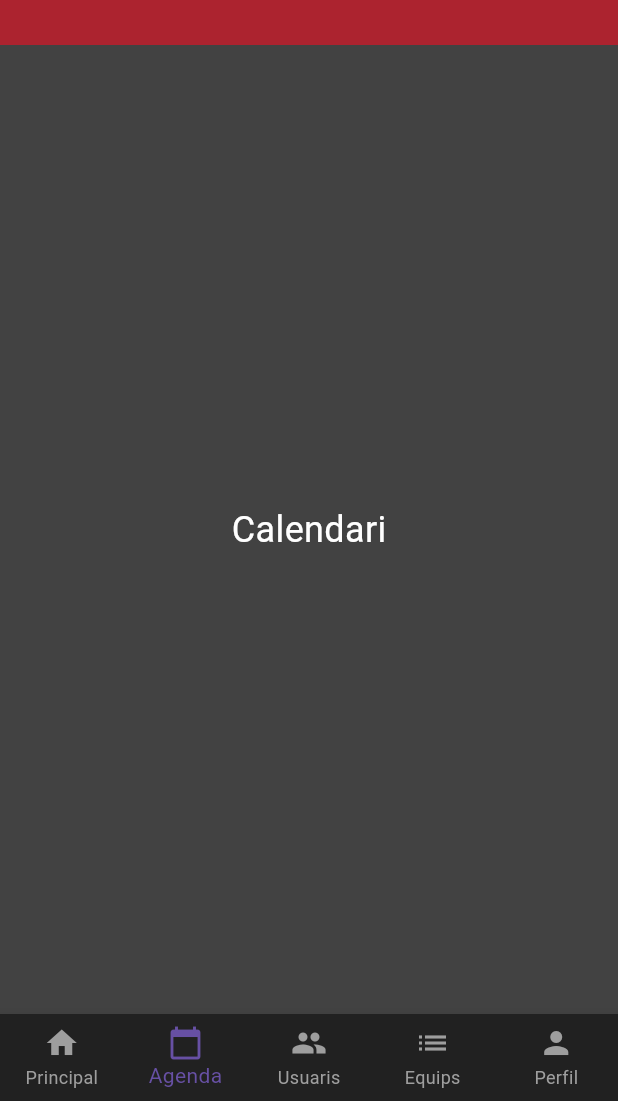
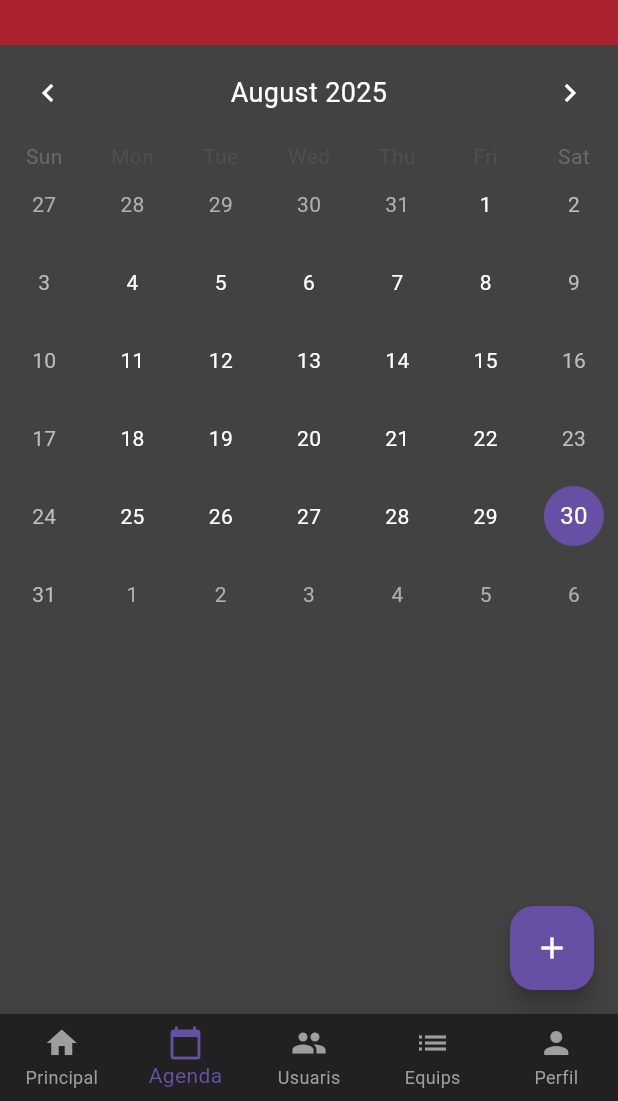
Before and after one commit to Elebrimir/Hcc-app, a Flutter app: the screen it shows once a user with an empty profile is signed in, item 2 of the bottom bar chosen, on a phone screen of 412 x 824 dp, the part 135-1236 px from its top. Run offline on Flutter 3.47's test engine with Material 3 defaults, Android fonts, the light colour scheme and no system bars; drawn by our look-alikes of table_calendar; our stand-ins replace cloud_firestore, firebase_auth, firebase_core, firebase_storage, image_picker; accounts and stored records are empty.

Commit message:
feat: Agregar gestión de eventos con reglas de Firestore, modelo de evento y páginas relacionadas

```diff
--- a/lib/main.dart
+++ b/lib/main.dart
@@ -7,6 +7,7 @@ import 'package:flutter/material.dart';
 import 'package:firebase_core/firebase_core.dart';
 import 'package:provider/provider.dart';
 import 'package:hcc_app/providers/user_provider.dart';
+import 'package:hcc_app/providers/event_provider.dart';
 import 'package:hcc_app/auth/auth_wrapper.dart';
 import 'package:hcc_app/firebase_options.dart';
 
@@ -15,7 +16,10 @@ Future<void> main() async {
   await Firebase.initializeApp(options: DefaultFirebaseOptions.currentPlatform);
   runApp(
     MultiProvider(
-      providers: [ChangeNotifierProvider(create: (_) => UserProvider())],
+      providers: [
+        ChangeNotifierProvider(create: (_) => UserProvider()),
+        ChangeNotifierProvider(create: (_) => EventProvider()),
+      ],
       child: const MyApp(),
     ),
   );
--- /dev/null
+++ b/lib/models/event_model.dart
@@ -0,0 +1,48 @@
+// lib/models/event_model.dart
+// coverage:ignore-file
+
+import 'package:cloud_firestore/cloud_firestore.dart';
+
+class Event {
+  final String id;
+  final String title;
+  final String? description;
+  final DateTime startTime;
+  final DateTime endTime;
+  final String? location;
+  final List<String> confirmedUsers;
+
+  Event({
+    required this.id,
+    required this.title,
+    this.description,
+    required this.startTime,
+    required this.endTime,
+    this.location,
+    required this.confirmedUsers,
+  });
+
+  factory Event.fromFirestore(DocumentSnapshot<Map<String, dynamic>> snapshot) {
+    final data = snapshot.data()!;
+    return Event(
+      id: snapshot.id,
+      title: data['title'],
+      description: data['description'],
+      startTime: (data['startTime'] as Timestamp).toDate(),
+      endTime: (data['endTime'] as Timestamp).toDate(),
+      location: data['location'],
+      confirmedUsers: List<String>.from(data['confirmedUsers'] ?? []),
+    );
+  }
+
+  Map<String, dynamic> toFirestore() {
+    return {
+      'title': title,
+      'description': description,
+      'startTime': Timestamp.fromDate(startTime),
+      'endTime': Timestamp.fromDate(endTime),
+      'location': location,
+      'confirmedUsers': confirmedUsers,
+    };
+  }
+}
--- /dev/null
+++ b/lib/pages/calendar_page.dart
@@ -0,0 +1,136 @@
+// lib/pages/calendar_page.dart
+
+import 'package:flutter/material.dart';
+import 'package:hcc_app/models/event_model.dart';
+import 'package:hcc_app/providers/event_provider.dart';
+import 'package:provider/provider.dart';
+import 'package:table_calendar/table_calendar.dart';
+
+class CalendarPage extends StatefulWidget {
+  const CalendarPage({super.key});
+
+  @override
+  State<CalendarPage> createState() => _CalendarPageState();
+}
+
+class _CalendarPageState extends State<CalendarPage> {
+  DateTime _selectedDay = DateTime.now();
+  DateTime _focusedDay = DateTime.now();
+
+  Map<DateTime, List<Event>> _groupEvents(List<Event> events) {
+    Map<DateTime, List<Event>> data = {};
+    for (var event in events) {
+      final date = DateTime.utc(
+        event.startTime.year,
+        event.startTime.month,
+        event.startTime.day,
+      );
+      if (data[date] == null) data[date] = [];
+      data[date]!.add(event);
+    }
+    return data;
+  }
+
+  @override
+  Widget build(BuildContext context) {
+    final eventProvider = context.watch<EventProvider>();
+
+    if (eventProvider.isLoading) {
+      return const Center(child: CircularProgressIndicator());
+    }
+
+    final groupedEvents = _groupEvents(eventProvider.events);
+    final eventsForSelectedDay =
+        groupedEvents[DateTime.utc(
+          _selectedDay.year,
+          _selectedDay.month,
+          _selectedDay.day,
+        )] ??
+        [];
+
+    return Column(
+      children: [
+        TableCalendar<Event>(
+          firstDay: DateTime.utc(2020, 1, 1),
+          lastDay: DateTime.utc(2030, 12, 31),
+          focusedDay: _focusedDay,
+          selectedDayPredicate: (day) => isSameDay(_selectedDay, day),
+          onDaySelected: (selectedDay, focusedDay) {
+            setState(() {
+              _selectedDay = selectedDay;
+              _focusedDay = focusedDay;
+            });
+          },
+          eventLoader: (day) {
+            return groupedEvents[DateTime.utc(day.year, day.month, day.day)] ??
+                [];
+          },
+          headerStyle: const HeaderStyle(
+            formatButtonVisible: false,
+            titleCentered: true,
+            titleTextStyle: TextStyle(color: Colors.white, fontSize: 18),
+            leftChevronIcon: Icon(Icons.chevron_left, color: Colors.white),
+            rightChevronIcon: Icon(Icons.chevron_right, color: Colors.white),
+          ),
+          calendarStyle: CalendarStyle(
+            defaultTextStyle: const TextStyle(color: Colors.white),
+            weekendTextStyle: TextStyle(color: Colors.grey[400]),
+            todayDecoration: BoxDecoration(
+              color: Theme.of(
+                context,
+              ).colorScheme.primary.withValues(alpha: 0.5),
+              shape: BoxShape.circle,
+            ),
+            selectedDecoration: BoxDecoration(
+              color: Theme.of(context).colorScheme.primary,
+              shape: BoxShape.circle,
+            ),
+            markerDecoration: BoxDecoration(
+              color: Colors.orange[400],
+              shape: BoxShape.circle,
+            ),
+          ),
+        ),
+        const SizedBox(height: 8.0),
+        Expanded(
+          child: ListView.builder(
+            itemCount: eventsForSelectedDay.length,
+            itemBuilder: (context, index) {
+              final event = eventsForSelectedDay[index];
+              return Container(
+                margin: const EdgeInsets.symmetric(
+                  horizontal: 12.0,
+                  vertical: 4.0,
+                ),
+                decoration: BoxDecoration(
+                  border: Border.all(color: Colors.grey[600]!),
+                  borderRadius: BorderRadius.circular(12.0),
+                ),
+                child: Row(
+                  children: [
+                    Expanded(
+                      child: ListTile(
+                        title: Text(
+                          event.title,
+                          style: const TextStyle(color: Colors.white),
+                        ),
+                        subtitle: Text(
+                          event.description ?? '',
+                          style: const TextStyle(color: Colors.white70),
+                        ),
+                        trailing: Text(
+                          "${event.startTime.hour.toString().padLeft(2, '0')}:${event.startTime.minute.toString().padLeft(2, '0')}",
+                          style: const TextStyle(color: Colors.white70),
+                        ),
+                      ),
+                    ),
+                  ],
+                ),
+              );
+            },
+          ),
+        ),
+      ],
+    );
+  }
+}
--- a/lib/pages/dashboard_page.dart
+++ b/lib/pages/dashboard_page.dart
@@ -9,6 +9,9 @@ import 'package:hcc_app/widgets/hcc_app_bar.dart';
 import 'package:provider/provider.dart';
 import 'package:hcc_app/providers/user_provider.dart';
 import 'package:hcc_app/pages/team_page.dart';
+import 'package:hcc_app/pages/calendar_page.dart';
+import 'package:hcc_app/models/event_model.dart';
+import 'package:hcc_app/widgets/event_form_modal.dart';
 
 class DashboardPage extends StatefulWidget {
   const DashboardPage({super.key});
@@ -33,12 +36,7 @@ class _DashboardPageState extends State<DashboardPage> {
           style: TextStyle(color: Colors.white, fontSize: 24),
         ),
       ),
-      const Center(
-        child: Text(
-          "Calendari",
-          style: TextStyle(color: Colors.white, fontSize: 24),
-        ),
-      ),
+      const CalendarPage(),
       const UserListPage(),
       const TeamPage(),
       const ProfilePage(),
@@ -49,6 +47,20 @@ class _DashboardPageState extends State<DashboardPage> {
     setState(() {
       _selectedIndex = index;
     });
+  }
+
+  void _showEventFormModal(BuildContext context, {Event? event}) {
+    showModalBottomSheet(
+      context: context,
+      isScrollControlled: true,
+      backgroundColor: Colors.grey[850],
+      builder: (_) {
+        return ChangeNotifierProvider.value(
+          value: context.read<UserProvider>(),
+          child: EventFormModal(event: event),
+        );
+      },
+    );
   }
 
   @override
@@ -65,8 +77,17 @@ class _DashboardPageState extends State<DashboardPage> {
         isDashboard: true,
         formattedDate: _getFormattedDate(),
       ),
-      // body: IndexedStack(index: _selectedIndex, children: _pages),
       body: _pages[_selectedIndex],
+      floatingActionButton:
+          _selectedIndex == 1
+              ? FloatingActionButton(
+                onPressed: () {
+                  _showEventFormModal(context);
+                },
+                backgroundColor: Theme.of(context).colorScheme.primary,
+                child: const Icon(Icons.add, color: Colors.white),
+              )
+              : null,
       bottomNavigationBar: BottomNavigationBar(
         currentIndex: _selectedIndex,
         onTap: _onItemTapped,
--- a/lib/pages/home_page.dart
+++ b/lib/pages/home_page.dart
@@ -46,7 +46,7 @@ class _HomePageState extends State<HomePage> {
                 child: Image.asset('assets/images/logo_club.png'),
               ),
               const SizedBox(height: 20.0),
-              if (user == null) // Si no hay usuario autenticado
+              if (user == null)
                 ElevatedButton(
                   onPressed: () {
                     showDialog(
@@ -68,7 +68,7 @@ class _HomePageState extends State<HomePage> {
                   ),
                 ),
               const SizedBox(height: 20.0),
-              if (user == null) // Si no hay usuario autenticado
+              if (user == null)
                 ElevatedButton(
                   onPressed: () {
                     showDialog(
@@ -90,7 +90,7 @@ class _HomePageState extends State<HomePage> {
                   ),
                 ),
               const SizedBox(height: 20.0),
-              if (user != null) // Si hay usuario autenticado
+              if (user != null)
                 ElevatedButton(
                   onPressed: () {
                     Provider.of<UserProvider>(context, listen: false).signOut();
--- a/pubspec.yaml
+++ b/pubspec.yaml
@@ -41,6 +41,8 @@ dependencies:
   provider: ^6.1.4
   image_picker: ^1.2.0
   firebase_storage: ^13.0.0
+  table_calendar: ^3.2.0
+  intl: ^0.20.2
 
 dev_dependencies:
   flutter_test:
```
Also changed, not shown: lib/providers/event_provider.dart (added, +86 -0 lines), lib/widgets/event_data_wrapper.dart (added, +43 -0 lines), lib/widgets/event_form_modal.dart (added, +145 -0 lines), lib/widgets/login_widget.dart (+4 -5 lines), lib/widgets/registration_widget.dart (+2 -8 lines), lib/pages/profile_page.dart (line endings or trailing spaces), pubspec.lock, 3 other files.
